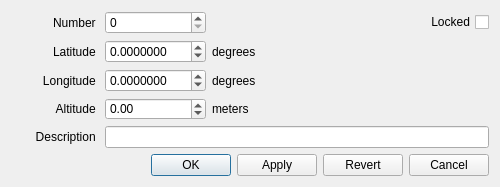
Old version of the form ground/openpilotgcs/src/plugins/opmap/opmap_edit_waypoint_dialog.ui in the repository openpilot/OpenPilot.
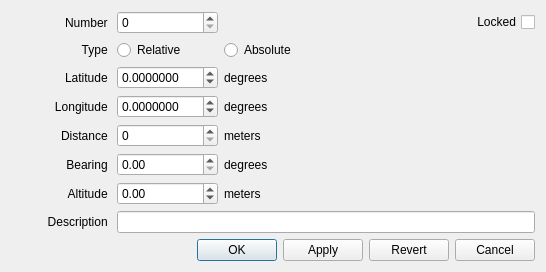
New version of the form. Icons and pictures are not drawn.

Diff of the .ui file:
```diff
--- a/ground/openpilotgcs/src/plugins/opmap/opmap_edit_waypoint_dialog.ui
+++ b/ground/openpilotgcs/src/plugins/opmap/opmap_edit_waypoint_dialog.ui
@@ -9,28 +9,16 @@
    <rect>
     <x>0</x>
     <y>0</y>
-    <width>500</width>
-    <height>187</height>
+    <width>546</width>
+    <height>261</height>
    </rect>
   </property>
   <property name="sizePolicy">
-   <sizepolicy hsizetype="Fixed" vsizetype="Fixed">
+   <sizepolicy hsizetype="MinimumExpanding" vsizetype="MinimumExpanding">
     <horstretch>0</horstretch>
     <verstretch>0</verstretch>
    </sizepolicy>
   </property>
-  <property name="minimumSize">
-   <size>
-    <width>500</width>
-    <height>187</height>
-   </size>
-  </property>
-  <property name="maximumSize">
-   <size>
-    <width>500</width>
-    <height>187</height>
-   </size>
-  </property>
   <property name="windowTitle">
    <string>OpenPilot GCS Edit Waypoint</string>
   </property>
@@ -60,22 +48,6 @@
        </property>
       </widget>
      </item>
-     <item row="1" column="0">
-      <widget class="QLabel" name="label">
-       <property name="sizePolicy">
-        <sizepolicy hsizetype="Minimum" vsizetype="Preferred">
-         <horstretch>0</horstretch>
-         <verstretch>0</verstretch>
-        </sizepolicy>
-       </property>
-       <property name="text">
-        <string>Latitude </string>
-       </property>
-       <property name="alignment">
-        <set>Qt::AlignRight|Qt::AlignTrailing|Qt::AlignVCenter</set>
-       </property>
-      </widget>
-     </item>
      <item row="2" column="0">
       <widget class="QLabel" name="label_2">
        <property name="sizePolicy">
@@ -85,7 +57,7 @@
         </sizepolicy>
        </property>
        <property name="text">
-        <string>Longitude </string>
+        <string>Latitude </string>
        </property>
        <property name="alignment">
         <set>Qt::AlignRight|Qt::AlignTrailing|Qt::AlignVCenter</set>
@@ -93,6 +65,25 @@
       </widget>
      </item>
      <item row="3" column="0">
+      <widget class="QLabel" name="lbLong">
+       <property name="enabled">
+        <bool>true</bool>
+       </property>
+       <property name="sizePolicy">
+        <sizepolicy hsizetype="Minimum" vsizetype="Preferred">
+         <horstretch>0</horstretch>
+         <verstretch>0</verstretch>
+        </sizepolicy>
+       </property>
+       <property name="text">
+        <string>Longitude </string>
+       </property>
+       <property name="alignment">
+        <set>Qt::AlignRight|Qt::AlignTrailing|Qt::AlignVCenter</set>
+       </property>
+      </widget>
+     </item>
+     <item row="6" column="0">
       <widget class="QLabel" name="label_3">
        <property name="sizePolicy">
         <sizepolicy hsizetype="Minimum" vsizetype="Preferred">
@@ -108,14 +99,14 @@
        </property>
       </widget>
      </item>
-     <item row="3" column="3">
+     <item row="6" column="3">
       <widget class="QLabel" name="label_6">
        <property name="text">
         <string>meters</string>
        </property>
       </widget>
      </item>
-     <item row="4" column="0">
+     <item row="7" column="0">
       <widget class="QLabel" name="label_8">
        <property name="sizePolicy">
         <sizepolicy hsizetype="Minimum" vsizetype="Preferred">
@@ -131,7 +122,7 @@
        </property>
       </widget>
      </item>
-     <item row="4" column="2" colspan="4">
+     <item row="7" column="2" colspan="4">
       <widget class="QLineEdit" name="lineEditDescription"/>
      </item>
      <item row="0" column="5">
@@ -151,7 +142,7 @@
        </property>
       </widget>
      </item>
-     <item row="1" column="2">
+     <item row="2" column="2">
       <widget class="QDoubleSpinBox" name="doubleSpinBoxLatitude">
        <property name="sizePolicy">
         <sizepolicy hsizetype="Preferred" vsizetype="Fixed">
@@ -170,7 +161,7 @@
        </property>
       </widget>
      </item>
-     <item row="2" column="2">
+     <item row="3" column="2">
       <widget class="QDoubleSpinBox" name="doubleSpinBoxLongitude">
        <property name="decimals">
         <number>7</number>
@@ -183,7 +174,7 @@
        </property>
       </widget>
      </item>
-     <item row="3" column="2">
+     <item row="6" column="2">
       <widget class="QDoubleSpinBox" name="doubleSpinBoxAltitude">
        <property name="minimum">
         <double>-5000.000000000000000</double>
@@ -193,8 +184,8 @@
        </property>
       </widget>
      </item>
-     <item row="1" column="3">
-      <widget class="QLabel" name="label_4">
+     <item row="3" column="3">
+      <widget class="QLabel" name="lbDegLong">
        <property name="text">
         <string>degrees</string>
        </property>
@@ -207,6 +198,90 @@
        </property>
       </widget>
      </item>
+     <item row="1" column="0">
+      <widget class="QLabel" name="Type">
+       <property name="sizePolicy">
+        <sizepolicy hsizetype="Minimum" vsizetype="Preferred">
+         <horstretch>0</horstretch>
+         <verstretch>0</verstretch>
+        </sizepolicy>
+       </property>
+       <property name="text">
+        <string>Type </string>
+       </property>
+       <property name="alignment">
+        <set>Qt::AlignRight|Qt::AlignTrailing|Qt::AlignVCenter</set>
+       </property>
+      </widget>
+     </item>
+     <item row="1" column="2">
+      <widget class="QRadioButton" name="rbRelative">
+       <property name="text">
+        <string>Relative</string>
+       </property>
+      </widget>
+     </item>
+     <item row="1" column="3">
+      <widget class="QRadioButton" name="rbAbsolute">
+       <property name="text">
+        <string>Absolute</string>
+       </property>
+      </widget>
+     </item>
+     <item row="4" column="2">
+      <widget class="QSpinBox" name="spinBoxDistance">
+       <property name="maximum">
+        <number>999999999</number>
+       </property>
+      </widget>
+     </item>
+     <item row="4" column="3">
+      <widget class="QLabel" name="lbDistanceMeters">
+       <property name="text">
+        <string>meters</string>
+       </property>
+      </widget>
+     </item>
+     <item row="5" column="3">
+      <widget class="QLabel" name="lbBearingDeg">
+       <property name="text">
+        <string>degrees</string>
+       </property>
+      </widget>
+     </item>
+     <item row="5" column="0">
+      <widget class="QLabel" name="lbBearing">
+       <property name="text">
+        <string>Bearing </string>
+       </property>
+       <property name="alignment">
+        <set>Qt::AlignRight|Qt::AlignTrailing|Qt::AlignVCenter</set>
+       </property>
+      </widget>
+     </item>
+     <item row="5" column="2">
+      <widget class="QDoubleSpinBox" name="doubleSpinBoxBearing">
+       <property name="maximum">
+        <double>360.000000000000000</double>
+       </property>
+      </widget>
+     </item>
+     <item row="4" column="0">
+      <widget class="QLabel" name="lbDistance">
+       <property name="sizePolicy">
+        <sizepolicy hsizetype="Minimum" vsizetype="Preferred">
+         <horstretch>0</horstretch>
+         <verstretch>0</verstretch>
+        </sizepolicy>
+       </property>
+       <property name="text">
+        <string>Distance </string>
+       </property>
+       <property name="alignment">
+        <set>Qt::AlignRight|Qt::AlignTrailing|Qt::AlignVCenter</set>
+       </property>
+      </widget>
+     </item>
     </layout>
    </item>
    <item>
```
Left out of the diff: 4 changed lines with no effect on the pictures.
